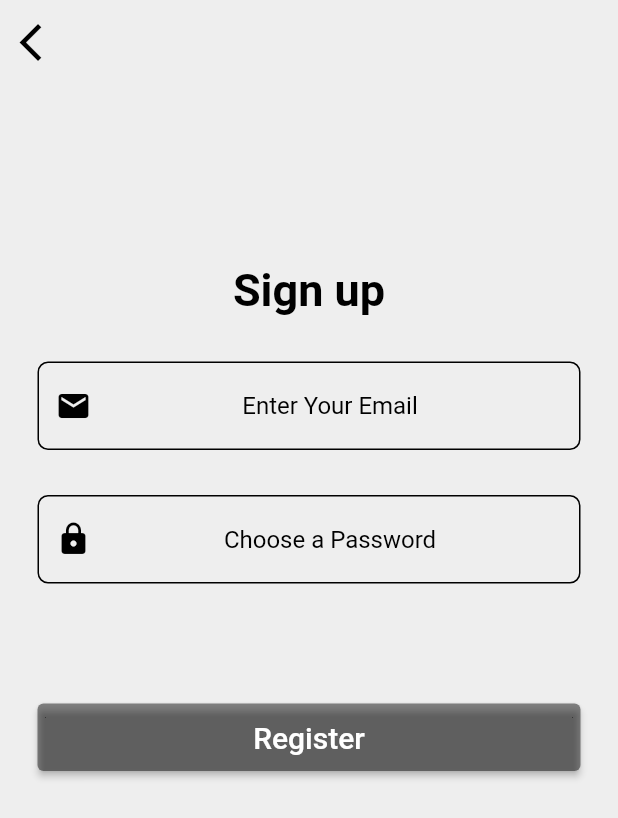
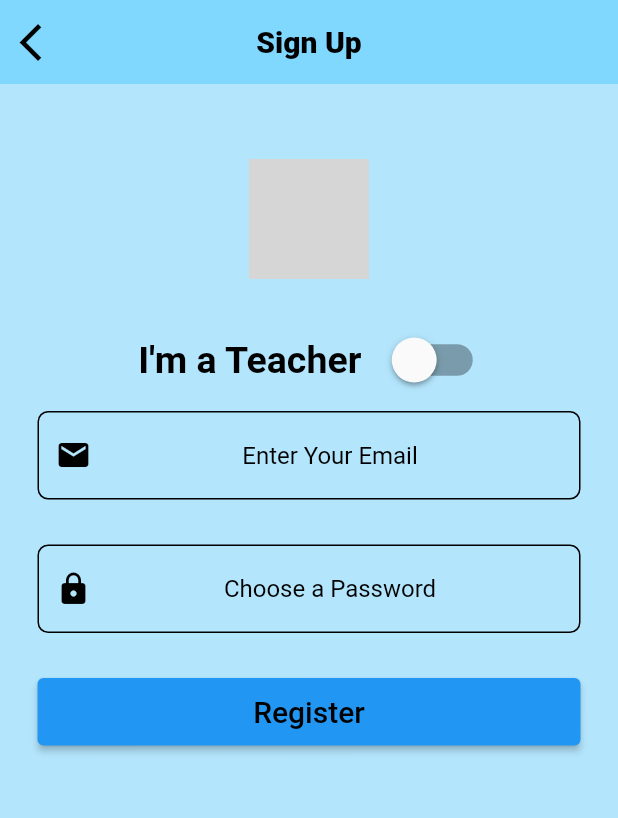
Before and after one commit to SarahChane98/cz3003_infinity_towers, a Flutter app: the SignupScreen screen opened directly, on a phone screen of 412 x 824 dp. Shown: the top 818 px of the screen. Run offline on Flutter 3.47's test engine with Material 2 defaults, Android fonts, the phone set to English and light mode, and no system bars; our stand-ins replace cloud_firestore, firebase_auth, firebase_core; accounts and stored records are empty; grey boxes are pictures that could not be loaded.

Commit message:
Implemented Firebase access, implemented authorization checks for login and created entrance screens for both teacher and student mode

```diff
--- a/lib/constants/button.dart
+++ b/lib/constants/button.dart
@@ -3,8 +3,9 @@ import 'package:flutter/material.dart';
 class LoginSignupButton extends StatelessWidget {
   final String title;
   final dynamic  ontapp;
+  final dynamic buttonstyle;
 
-  LoginSignupButton({this.title, this.ontapp});
+  LoginSignupButton({this.title, this.ontapp, this.buttonstyle});
 
   @override
   Widget build(BuildContext context) {
@@ -19,12 +20,11 @@ class LoginSignupButton extends StatelessWidget {
             padding: const EdgeInsets.all(8.0),
             child: Text(
               title,
-              style: TextStyle(fontSize: 20),
+
+              style: TextStyle(fontSize: 20,color:Colors.black,),
             ),
           ),
-          style: ButtonStyle(
-            backgroundColor: MaterialStateProperty.all(Colors.black45),
-          ),
+          style: buttonstyle,
         ),
       ),
     );
--- a/lib/screens/Home_Screen.dart
+++ b/lib/screens/Home_Screen.dart
@@ -65,7 +65,7 @@ class _HomeScreenState extends State<HomeScreen> {
                   onPressed: () async {
                       Navigator.push(
                         context,
-                        MaterialPageRoute(builder: (context) => LoginScreen('Sign in to your Teacher Account')),
+                        MaterialPageRoute(builder: (context) => LoginScreen('teacher')),
                       );
                   }),
             ),
@@ -92,7 +92,7 @@ class _HomeScreenState extends State<HomeScreen> {
                   onPressed: () async {
                     Navigator.push(
                       context,
-                      MaterialPageRoute(builder: (context) => LoginScreen('Sign in to your Student Account')),
+                      MaterialPageRoute(builder: (context) => LoginScreen('student')),
                     );
                   }),
             ),
--- a/lib/screens/Register_Screen.dart
+++ b/lib/screens/Register_Screen.dart
@@ -1,10 +1,10 @@
+import 'package:cz3003_infinity_towers/screens/Home_Screen.dart';
 import 'package:firebase_auth/firebase_auth.dart';
 import 'package:flutter/material.dart';
 import 'package:flutter/services.dart';
 import 'package:cz3003_infinity_towers/constants/button.dart';
-
+import 'package:cloud_firestore/cloud_firestore.dart';
 import 'package:cz3003_infinity_towers/constants/constants.dart';
-import 'Login_Screen.dart';
 
 class SignupScreen extends StatefulWidget {
   @override
@@ -14,16 +14,29 @@ class SignupScreen extends StatefulWidget {
 class _SignupScreenState extends State<SignupScreen> {
   final formkey = GlobalKey<FormState>();
   final _auth = FirebaseAuth.instance;
+  CollectionReference users = FirebaseFirestore.instance.collection('users');
   String email = '';
   String password = '';
   bool isloading = false;
+  bool isSwitched = false;
+  String type ='';
 
   @override
   Widget build(BuildContext context) {
     return Scaffold(
+      backgroundColor: Colors.lightBlueAccent[100],
       appBar: AppBar(
-        backgroundColor: Colors.grey[200],
+        title:const Text(
+          'Sign Up',
+          textAlign: TextAlign.center,
+          style: TextStyle(
+              fontSize: 20,
+              color: Colors.black,
+              fontWeight: FontWeight.w900,),
+        ),
+        backgroundColor: Colors.lightBlueAccent[100],
         elevation: 0,
+        centerTitle: true,
         leading: IconButton(
           icon: Icon(Icons.arrow_back_ios, color: Colors.black,size: 30,),
           onPressed: () => Navigator.of(context).pop(),
@@ -42,24 +55,44 @@ class _SignupScreenState extends State<SignupScreen> {
                     Container(
                       height: double.infinity,
                       width: double.infinity,
-                     color: Colors.grey[200],
+                     color: Colors.lightBlue[100],
                       child: SingleChildScrollView(
                         padding:
-                            EdgeInsets.symmetric(horizontal: 25, vertical: 120),
+                            EdgeInsets.symmetric(horizontal: 25, vertical: 50),
                         child: Column(
                           mainAxisAlignment: MainAxisAlignment.center,
                           children: [
-                            Hero(
-                              tag: '1',
-                                                          child: Text(
-                                "Sign up",
-                                style: TextStyle(
-                                    fontSize: 30,
-                                    color: Colors.black,
-                                    fontWeight: FontWeight.bold),
-                              ),
+                            Container(
+                              height: 80,
+                              width: 80,
+                              child: Image.asset('assets/tower.png'),
                             ),
                             SizedBox(height: 30),
+                            Row(
+                              mainAxisAlignment: MainAxisAlignment.center,
+                              children:
+                              <Widget>[
+                                Text("I'm a Teacher",
+                                style:TextStyle(color: Colors.black,
+                                    fontSize: 25,
+                                fontWeight: FontWeight.w700)),
+                                SizedBox(width: 20,),
+                                Transform.scale(
+                                  scale: 1.5,
+                                  child: Switch(
+                                    onChanged: (value) {
+                                      setState(() {
+                                        isSwitched = value;
+                                      });
+                                    },
+                                    value: isSwitched,
+                                    activeColor: Colors.green,
+                                  ),
+                                ),
+
+                              ],
+                            ),
+                            SizedBox(height: 10),
                             TextFormField(
                               keyboardType: TextInputType.emailAddress,
                               onChanged: (value) {
@@ -96,7 +129,7 @@ class _SignupScreenState extends State<SignupScreen> {
                                     color: Colors.black,
                                   )),
                             ),
-                            SizedBox(height: 80),
+                            SizedBox(height: 30),
                             LoginSignupButton(
                               title: 'Register',
                               ontapp: () async {
@@ -107,19 +140,41 @@ class _SignupScreenState extends State<SignupScreen> {
                                   try {
                                     await _auth.createUserWithEmailAndPassword(
                                         email: email, password: password);
+                                    User user = _auth.currentUser;
+                                    if (isSwitched == true){
+                                      type = 'teacher';
+                                    }
+                                    else {
+                                      type = 'student';
+                                    }
 
+                                    users
+                                        .add({
+                                      'email': email, // John Doe
+                                      'uid': user.uid, // Stokes and Sons
+                                      'type': type // 42
+                                    })
+                                        .then((value) => print("User Added"))
+                                        .catchError((error) => print("Failed to add user: $error"));
                                     ScaffoldMessenger.of(context).showSnackBar(
                                       SnackBar(
-                                        backgroundColor: Colors.blueGrey,
+                                        backgroundColor: Colors.lightGreen,
                                         content: Padding(
                                           padding: const EdgeInsets.all(8.0),
                                           child: Text(
-                                              'Sucessfully Register.You Can Login Now'),
+                                              'Successfully Registered! You Can Login Now.',
+                                          textAlign: TextAlign.center,),
                                         ),
-                                        duration: Duration(seconds: 5),
+                                        duration: Duration(seconds: 3),
                                       ),
                                     );
-                                    Navigator.of(context).pop();
+                                    Navigator.of(context).push(
+                                      MaterialPageRoute(
+                                        builder: (context) {
+                                          return HomeScreen();
+                                        },
+                                      ),
+                                    );
 
                                     setState(() {
                                       isloading = false;
--- a/pubspec.yaml
+++ b/pubspec.yaml
@@ -27,6 +27,8 @@ dependencies:
   # The following adds the Cupertino Icons font to your application.
   # Use with the CupertinoIcons class for iOS style icons.
   cupertino_icons: ^1.0.2
+  firebase_database: ^9.0.8
+  cloud_firestore: ^3.1.10
 
 dev_dependencies:
   flutter_test:
```
Also changed, not shown: lib/screens/Login_Screen.dart (+125 -77 lines), lib/screens/Main_Student.dart (added, +136 -0 lines), lib/screens/Main_Teacher.dart (added, +117 -0 lines), pubspec.lock.
